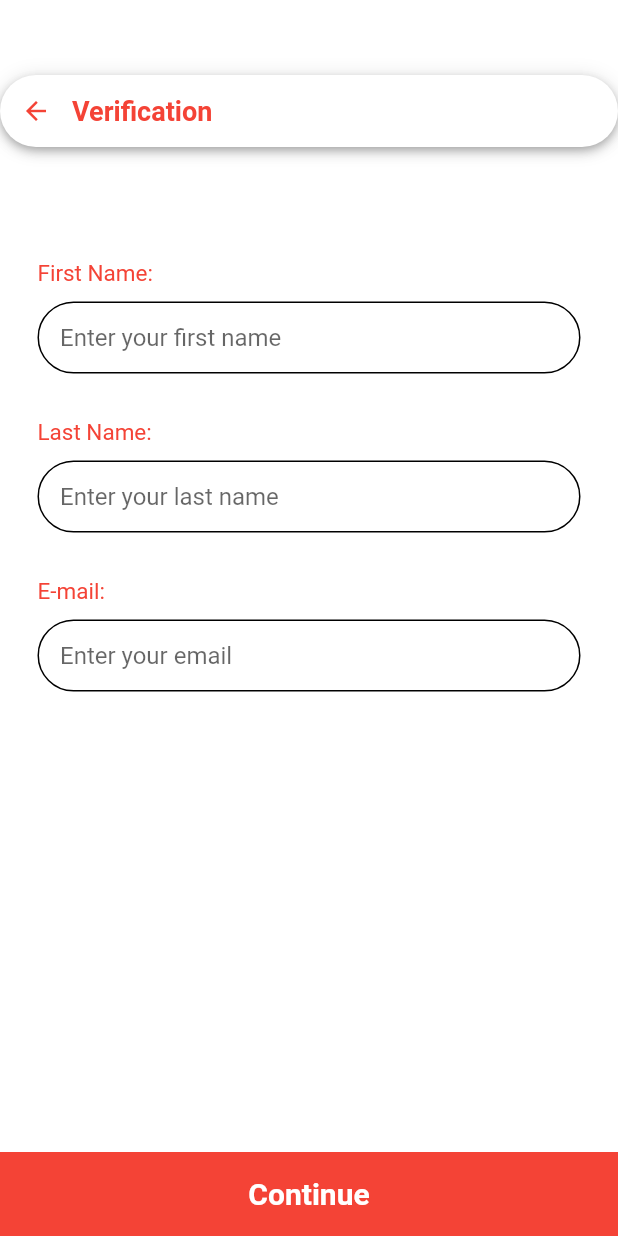
After one commit to eshaananand/vendor, a Flutter app: the Auth screen opened directly, on a phone screen of 412 x 824 dp. The commit adds this screen. Run offline on Flutter 3.47's test engine with Material 2 defaults, Android fonts, the phone set to English and light mode, and no system bars.

Commit message:
Auth Page + Location

```diff
--- /dev/null
+++ b/lib/screen/auth.dart
@@ -0,0 +1,167 @@
+import 'package:flutter/material.dart';
+import 'package:vendor_app/screen/location_fetch.dart';
+
+class Auth extends StatefulWidget {
+  const Auth({Key? key}) : super(key: key);
+
+  @override
+  State<Auth> createState() => _AuthState();
+}
+
+class _AuthState extends State<Auth> {
+  @override
+  Widget build(BuildContext context) {
+    return SafeArea(
+      child: Scaffold(
+        resizeToAvoidBottomInset: false,
+        backgroundColor: Colors.white,
+        bottomNavigationBar: Material(
+          color: Colors.red,
+          child: InkWell(
+            onTap: () {
+              Navigator.push(
+                  context, MaterialPageRoute(builder: (context) => Location_fetch()));
+            },
+            child: SizedBox(
+              height: kToolbarHeight,
+              width: double.infinity,
+              child: Center(
+                child: Text(
+                  'Continue',
+                  style: TextStyle(
+                    fontWeight: FontWeight.bold,
+                    fontSize: 20,
+                    color: Colors.white,
+                  ),
+                ),
+              ),
+            ),
+          ),
+        ),
+        body: Container(
+          height: MediaQuery.of(context).size.height,
+          width: double.infinity,
+          child: Column(
+              mainAxisAlignment: MainAxisAlignment.start,
+              crossAxisAlignment: CrossAxisAlignment.start,
+              //mainAxisAlignment: MainAxisAlignment.spaceBe,
+              children: <Widget>[
+                SizedBox(
+                  height: 50,
+                ),
+                Container(
+                  decoration: BoxDecoration(
+                    boxShadow: kElevationToShadow[4],
+                    color: Colors.white,
+                    borderRadius: BorderRadius.circular(25),
+                  ),
+                  child: Row(
+                    children: <Widget>[
+                      IconButton(
+                        onPressed: () {
+                          Navigator.pop(context);
+                        },
+                        icon: Icon(
+                          Icons.arrow_back,
+                          size: 20,
+                          color: Colors.red,
+                        ),
+                      ),
+                      Text(
+                        "Verification",
+                        style: TextStyle(
+                          fontSize: 18,
+                          fontWeight: FontWeight.bold,
+                          color: Colors.red,
+                        ),
+                      ),
+                    ],
+                  ),
+                ),
+                SizedBox(height: 50,),
+                Padding(
+                  padding: const EdgeInsets.all(25.0),
+                  child: Column(
+                    crossAxisAlignment: CrossAxisAlignment.start,
+                    children: <Widget>[
+                      Text(
+                        "First Name:",
+                        style: TextStyle(color: Colors.red, fontSize: 15),
+                      ),
+                      SizedBox(height: 10,),
+                      TextFormField(
+                        validator: (value) =>
+                        value!.isEmpty ? 'Enter your first name' : null,
+                        style: TextStyle(color: Colors.black),
+                        decoration: InputDecoration(
+                            contentPadding: EdgeInsets.only(
+                                left: 15, bottom: 11, top: 11, right: 15),
+                            hintText: "Enter your first name",
+                            focusedBorder: OutlineInputBorder(
+                              borderSide: const BorderSide(
+                                  color: Colors.black, width: 2.0),
+                              borderRadius: BorderRadius.circular(10.0),
+                            ),
+                            enabledBorder: OutlineInputBorder(
+                              borderSide: BorderSide(color: Colors.black),
+                              borderRadius: BorderRadius.circular(25.0),
+                            )),
+                      ),
+                      SizedBox(height: 30,),
+                      Text(
+                        "Last Name:",
+                        style: TextStyle(color: Colors.red, fontSize: 15),
+                      ),
+                      SizedBox(height: 10,),
+                      TextFormField(
+                        validator: (value) =>
+                        value!.isEmpty ? 'Enter your last name' : null,
+                        style: TextStyle(color: Colors.black),
+                        decoration: InputDecoration(
+                            contentPadding: EdgeInsets.only(
+                                left: 15, bottom: 11, top: 11, right: 15),
+                            hintText: "Enter your last name",
+                            focusedBorder: OutlineInputBorder(
+                              borderSide: const BorderSide(
+                                  color: Colors.black, width: 2.0),
+                              borderRadius: BorderRadius.circular(10.0),
+                            ),
+                            enabledBorder: OutlineInputBorder(
+                              borderSide: BorderSide(color: Colors.black),
+                              borderRadius: BorderRadius.circular(25.0),
+                            )),
+                      ),
+                      SizedBox(height: 30,),
+                      Text(
+                        "E-mail:",
+                        style: TextStyle(color: Colors.red, fontSize: 15),
+                      ),
+                      SizedBox(height: 10,),
+                      TextFormField(
+                        validator: (value) =>
+                        value!.isEmpty ? 'Enter your email' : null,
+                        style: TextStyle(color: Colors.black),
+                        decoration: InputDecoration(
+                            contentPadding: EdgeInsets.only(
+                                left: 15, bottom: 11, top: 11, right: 15),
+                            hintText: "Enter your email",
+                            focusedBorder: OutlineInputBorder(
+                              borderSide: const BorderSide(
+                                  color: Colors.black, width: 2.0),
+                              borderRadius: BorderRadius.circular(10.0),
+                            ),
+                            enabledBorder: OutlineInputBorder(
+                              borderSide: BorderSide(color: Colors.black),
+                              borderRadius: BorderRadius.circular(25.0),
+                            )),
+                      ),
+                    ],
+                  ),
+                ),
+
+              ]),
+        ),
+      ),
+    );
+  }
+}
--- /dev/null
+++ b/lib/screen/location_fetch.dart
@@ -0,0 +1,14 @@
+import 'package:flutter/material.dart';
+class Location_fetch extends StatefulWidget {
+  const Location_fetch({Key? key}) : super(key: key);
+
+  @override
+  State<Location_fetch> createState() => _Location_fetchState();
+}
+
+class _Location_fetchState extends State<Location_fetch> {
+  @override
+  Widget build(BuildContext context) {
+    return Container();
+  }
+}
--- a/lib/screen/login1.dart
+++ b/lib/screen/login1.dart
@@ -68,7 +68,8 @@ class LoginPage1 extends StatelessWidget {
                   Padding(
                     padding: EdgeInsets.symmetric(horizontal: 40),
                     child: Column(
-                      // TODO: mainAxisAlignment: MainAxisAlignment.spaceAround,
+                      mainAxisAlignment: MainAxisAlignment.spaceAround,
+                      //crossAxisAlignment: ,
                       children: <Widget>[
                         Text(
                           "Phone No.:",
--- a/lib/screen/otp.dart
+++ b/lib/screen/otp.dart
@@ -1,4 +1,5 @@
 import 'package:flutter/material.dart';
+import 'package:vendor_app/screen/auth.dart';
 
 class Otp extends StatefulWidget {
   const Otp({Key? key}) : super(key: key);
@@ -14,6 +15,28 @@ class _OtpState extends State<Otp> {
       child: Scaffold(
         resizeToAvoidBottomInset: false,
         backgroundColor: Colors.white,
+        bottomNavigationBar: Material(
+          color: Colors.red,
+          child: InkWell(
+            onTap: () {
+              Navigator.push(context, MaterialPageRoute(builder:( context) => Auth()));
+            },
+            child: SizedBox(
+              height: kToolbarHeight,
+              width: double.infinity,
+              child: Center(
+                child: Text(
+                  'Continue',
+                  style: TextStyle(
+                    fontWeight: FontWeight.bold,
+                    fontSize: 20,
+                    color: Colors.white,
+                  ),
+                ),
+              ),
+            ),
+          ),
+        ),
         body: Container(
           height: MediaQuery.of(context).size.height,
       width: double.infinity,
@@ -89,6 +112,7 @@ class _OtpState extends State<Otp> {
             ),
 
 
+
           ]
       ),
         ),
```
